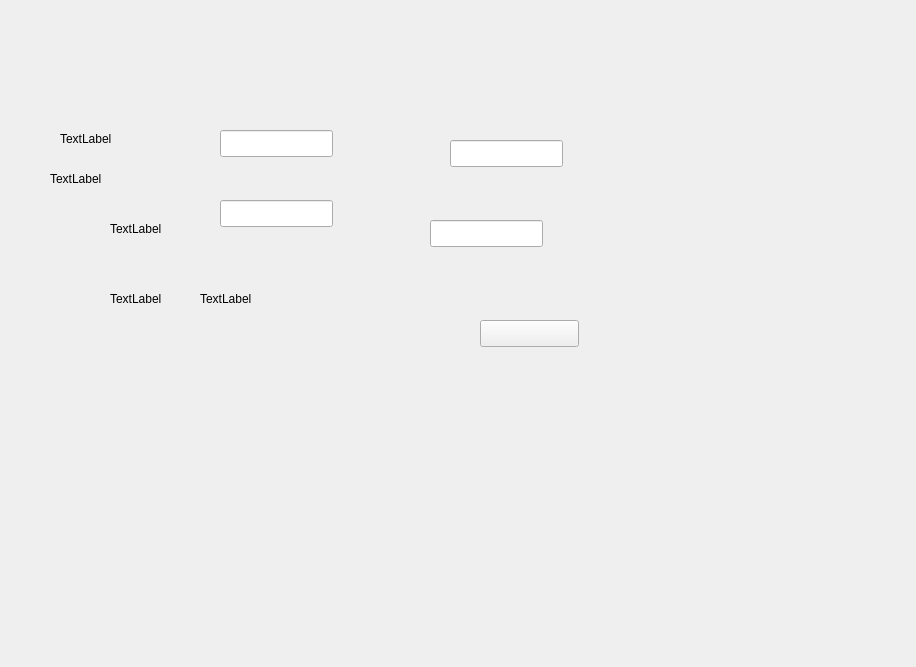
photonlili/K1160, file k1160pro/qsettingnetform.ui: the form before one commit.
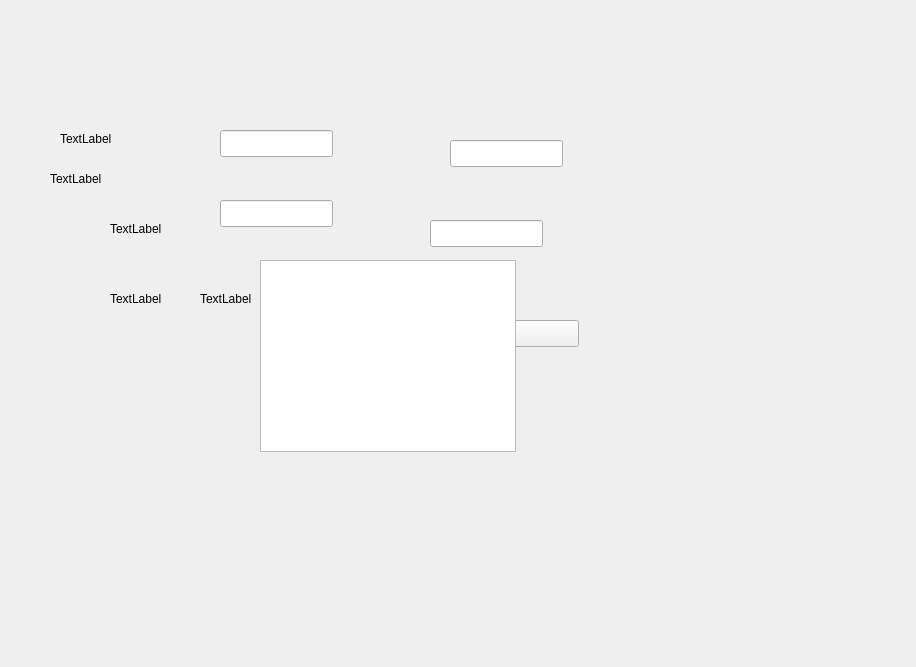
The form after the commit. Custom widgets are drawn as their Qt base class.

```diff
--- a/k1160pro/qsettingnetform.ui
+++ b/k1160pro/qsettingnetform.ui
@@ -121,9 +121,9 @@
   <widget class="QLabel" name="le_wifiname">
    <property name="geometry">
     <rect>
-     <x>70</x>
-     <y>420</y>
-     <width>281</width>
+     <x>80</x>
+     <y>520</y>
+     <width>431</width>
      <height>31</height>
     </rect>
    </property>
@@ -144,7 +144,24 @@
     <string>TextLabel</string>
    </property>
   </widget>
+  <widget class="HNWIFIWidget" name="m_pwifi">
+   <property name="geometry">
+    <rect>
+     <x>260</x>
+     <y>260</y>
+     <width>256</width>
+     <height>192</height>
+    </rect>
+   </property>
+  </widget>
  </widget>
+ <customwidgets>
+  <customwidget>
+   <class>HNWIFIWidget</class>
+   <extends>QTableView</extends>
+   <header>hnwifiwidget.h</header>
+  </customwidget>
+ </customwidgets>
  <resources/>
  <connections/>
 </ui>
```
